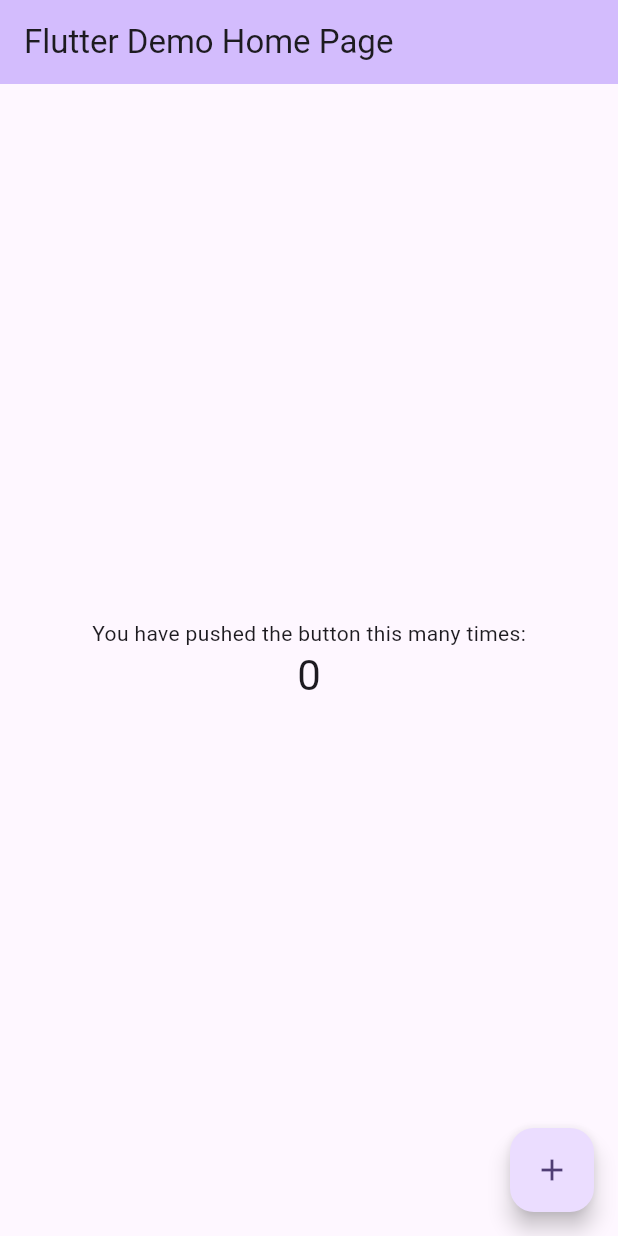
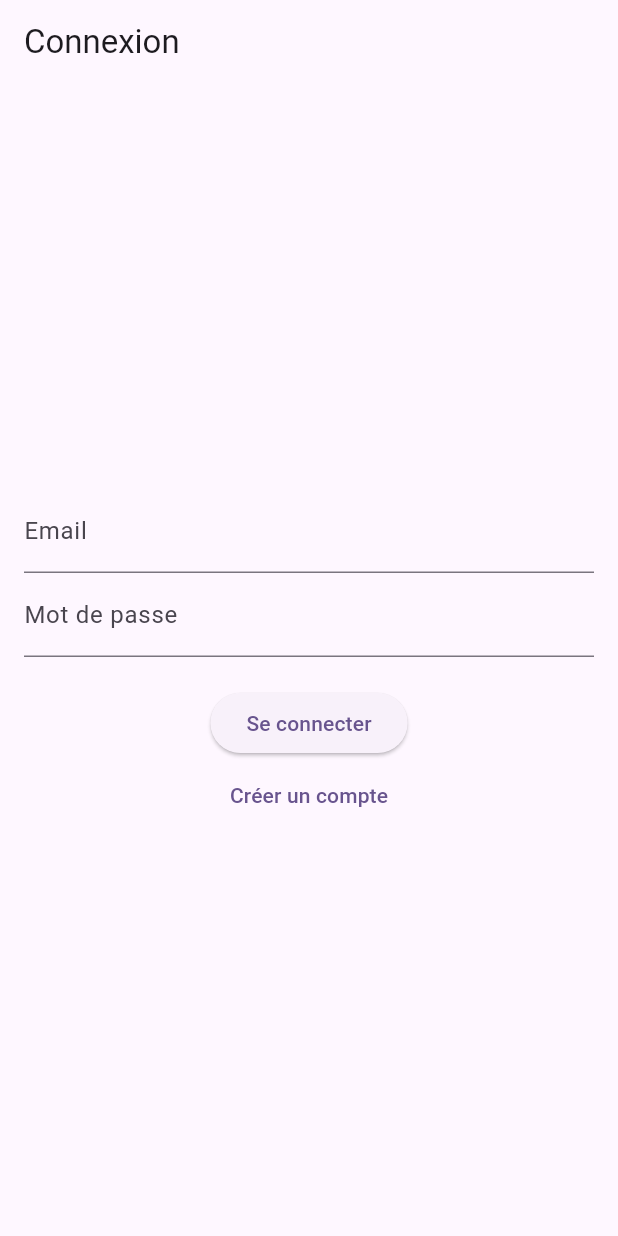
Before and after one commit to AurelienAllenic/flutter-ecommerce, a Flutter app: the screen it shows after launch, on a phone screen of 412 x 824 dp. Run offline on Flutter 3.47's test engine with Material 3 defaults, Android fonts, the phone set to English and light mode, and no system bars; our stand-ins replace firebase_auth, firebase_core; accounts and stored records are empty.

Commit message:
(feat) added register and login method for firebase auth

```diff
--- /dev/null
+++ b/lib/login.dart
@@ -0,0 +1,78 @@
+import 'package:flutter/material.dart';
+import 'package:firebase_auth/firebase_auth.dart';
+import 'register.dart';
+import 'product_listing.dart';
+
+class LoginPage extends StatefulWidget {
+  const LoginPage({super.key});
+
+  @override
+  State<LoginPage> createState() => _LoginPageState();
+}
+
+class _LoginPageState extends State<LoginPage> {
+  final emailController = TextEditingController();
+  final passwordController = TextEditingController();
+
+  Future<void> login() async {
+    try {
+      await FirebaseAuth.instance.signInWithEmailAndPassword(
+        email: emailController.text.trim(),
+        password: passwordController.text,
+      );
+
+      ScaffoldMessenger.of(context).showSnackBar(
+        const SnackBar(content: Text('Vous êtes bien connecté !')),
+      );
+
+      Navigator.pushReplacement(
+        context,
+        MaterialPageRoute(builder: (_) => const ProductListingPage()),
+      );
+    } catch (e) {
+      ScaffoldMessenger.of(
+        context,
+      ).showSnackBar(SnackBar(content: Text('Erreur : $e')));
+    }
+  }
+
+  @override
+  Widget build(BuildContext context) {
+    return Scaffold(
+      appBar: AppBar(title: const Text('Connexion')),
+      body: Padding(
+        padding: const EdgeInsets.all(16.0),
+        child: Column(
+          mainAxisAlignment: MainAxisAlignment.center,
+          children: [
+            TextField(
+              controller: emailController,
+              keyboardType: TextInputType.emailAddress,
+              decoration: const InputDecoration(labelText: 'Email'),
+            ),
+
+            TextField(
+              controller: passwordController,
+              decoration: const InputDecoration(labelText: 'Mot de passe'),
+              obscureText: true,
+            ),
+
+            const SizedBox(height: 20),
+
+            ElevatedButton(onPressed: login, child: const Text("Se connecter")),
+
+            TextButton(
+              onPressed: () {
+                Navigator.push(
+                  context,
+                  MaterialPageRoute(builder: (_) => const RegisterPage()),
+                );
+              },
+              child: const Text("Créer un compte"),
+            ),
+          ],
+        ),
+      ),
+    );
+  }
+}
--- a/lib/main.dart
+++ b/lib/main.dart
@@ -1,6 +1,10 @@
 import 'package:flutter/material.dart';
+import 'package:firebase_core/firebase_core.dart';
+import 'login.dart';
 
-void main() {
+void main() async {
+  WidgetsFlutterBinding.ensureInitialized();
+  await Firebase.initializeApp();
   runApp(const MyApp());
 }
 
@@ -10,55 +14,12 @@ class MyApp extends StatelessWidget {
   @override
   Widget build(BuildContext context) {
     return MaterialApp(
-      title: 'Flutter Demo',
-      theme: ThemeData(colorScheme: .fromSeed(seedColor: Colors.deepPurple)),
-      home: const MyHomePage(title: 'Flutter Demo Home Page'),
+      title: 'Flutter Auth Demo',
+      theme: ThemeData(
+        colorScheme: ColorScheme.fromSeed(seedColor: Colors.deepPurple),
+        useMaterial3: true,
+      ),
+      home: const LoginPage(),
     );
   }
 }
-
-class MyHomePage extends StatefulWidget {
-  const MyHomePage({super.key, required this.title});
-
-  final String title;
-
-  @override
-  State<MyHomePage> createState() => _MyHomePageState();
-}
-
-class _MyHomePageState extends State<MyHomePage> {
-  int _counter = 0;
-
-  void _incrementCounter() {
-    setState(() {
-      _counter++;
-    });
-  }
-
-  @override
-  Widget build(BuildContext context) {
-    return Scaffold(
-      appBar: AppBar(
-        backgroundColor: Theme.of(context).colorScheme.inversePrimary,
-        title: Text(widget.title),
-      ),
-      body: Center(
-        child: Column(
-          mainAxisAlignment: .center,
-          children: [
-            const Text('You have pushed the button this many times:'),
-            Text(
-              '$_counter',
-              style: Theme.of(context).textTheme.headlineMedium,
-            ),
-          ],
-        ),
-      ),
-      floatingActionButton: FloatingActionButton(
-        onPressed: _incrementCounter,
-        tooltip: 'Increment',
-        child: const Icon(Icons.add),
-      ),
-    );
-  }
-}
```
Also changed, not shown: lib/product_listing.dart (added, +13 -0 lines), lib/register.dart (added, +59 -0 lines), pubspec.yaml (+11 -63 lines), 8 other files.
